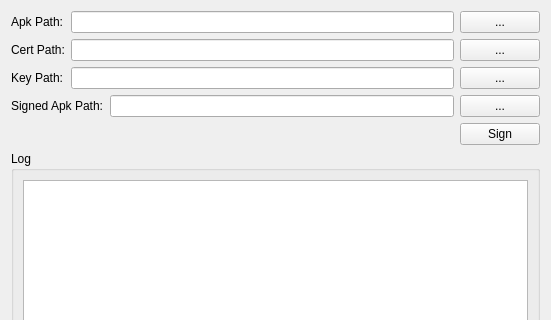
Above: ui_signapp.ui from jience/KivviSignAppTool before the change; both pictures show x 0 to 551 and y 0 to 320 of the 551 by 492 pixel window. Below: the same form after it.
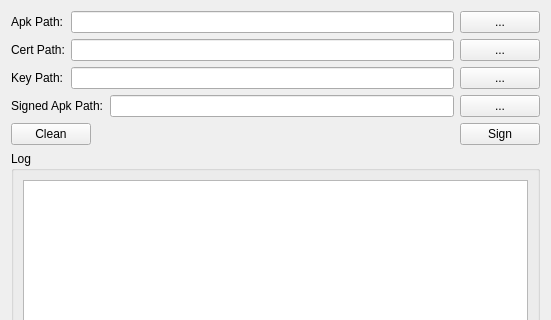
That is the form after the change.

The edit to the form file:
```diff
--- a/ui_signapp.ui
+++ b/ui_signapp.ui
@@ -90,6 +90,13 @@
      </item>
      <item>
       <layout class="QHBoxLayout" name="horizontalLayout">
+       <item>
+        <widget class="QPushButton" name="pushButton_cleanLog">
+         <property name="text">
+          <string>Clean</string>
+         </property>
+        </widget>
+       </item>
        <item>
         <spacer name="horizontalSpacer">
          <property name="orientation">
```
